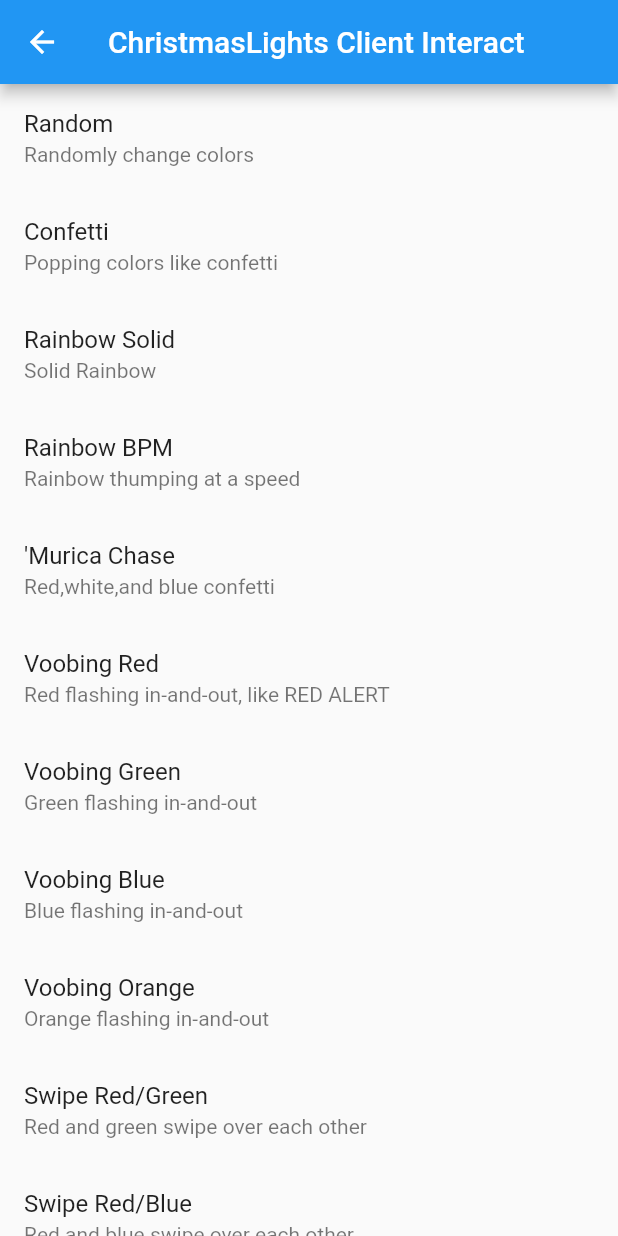
After one commit to PeterGrace/ChristmasLights, a Flutter app: the LightsInteraction screen opened by its route, after a tap on "Random", on a phone screen of 412 x 824 dp. The commit adds this screen. Run offline on Flutter 3.47's test engine with Material 2 defaults, Android fonts, the phone set to English and light mode, and no system bars; our stand-ins replace dio, flushbar; missing offline and left inert: upnp; statements that could not run were skipped.

Commit message:
latest commitment

```diff
--- a/christmas_lights_client/lib/clfuncs/clfuncs.dart
+++ b/christmas_lights_client/lib/clfuncs/clfuncs.dart
@@ -1 +1,38 @@
 library clfuncs;
+
+import 'dart:convert';
+
+import 'package:christmas_lights_client/values/values.dart';
+import 'package:flushbar/flushbar.dart';
+import 'package:flutter/material.dart';
+import 'package:provider/provider.dart';
+
+
+void setMode(BuildContext context, int modenum) async {
+    var url = Provider.of<AppState>(context).url + "lights";
+    var body = json.encode(
+          {
+      'mode': modenum,
+      'brightness': 128
+    });
+    final response = await www.post(url,data:body);
+    if (response.statusCode == 200) {
+        Flushbar(
+          message: "Sent mode change",
+          icon: Icon(
+            Icons.check,
+            size: 28,
+            color: Colors.green),
+          duration: Duration(seconds: 3)
+        ).show(context);
+    } else {
+      Flushbar(
+        message: "Error when sending code",
+          icon: Icon(
+            Icons.error,
+            size: 28,
+            color: Colors.red),
+          duration: Duration(seconds: 3)
+        ).show(context);
+    }
+}
--- a/christmas_lights_client/lib/values/AppState.dart
+++ b/christmas_lights_client/lib/values/AppState.dart
@@ -2,7 +2,7 @@
 import 'package:flutter/material.dart';
 import 'package:upnp/upnp.dart';
 
-class AppState extends ChangeNotifier {
+class AppState with ChangeNotifier {
   DeviceDiscoverer discoverer = new DeviceDiscoverer();
   List<Device> _devices = <Device>[];
   String _url = "";
--- /dev/null
+++ b/christmas_lights_client/lib/values/cl_dio.dart
@@ -0,0 +1,3 @@
+import 'package:dio/dio.dart';
+
+final www = Dio();
--- a/christmas_lights_client/lib/values/values.dart
+++ b/christmas_lights_client/lib/values/values.dart
@@ -2,3 +2,4 @@ library values;
 
 export 'constants.dart';
 export 'AppState.dart';
+export 'cl_dio.dart';
--- /dev/null
+++ b/christmas_lights_client/lib/widgets/LightsInteraction.dart
@@ -0,0 +1,115 @@
+import 'package:christmas_lights_client/clfuncs/clfuncs.dart';
+import 'package:christmas_lights_client/values/values.dart';
+import 'package:flutter/material.dart';
+
+class LightsInteraction extends StatefulWidget {
+  _LightsInteractionState createState() => _LightsInteractionState();
+}
+
+class _LightsInteractionState extends State<LightsInteraction> {
+  @override
+  Widget build(BuildContext context) {
+    return Scaffold(
+      appBar: AppBar(
+        title: Text(appName + " Interact"),
+      ),
+      body: renderBody(context),
+    );
+  }
+
+  Widget renderBody(BuildContext context) {
+    return Center(
+      child: modeList(),
+    );
+  }
+
+  Widget modeList() {
+    List<ListTile> _items = <ListTile>[];
+    _items.add(ListTile(
+        title: Text("Random"),
+        subtitle: Text("Randomly change colors"),
+        onTap: () {
+          setMode(context,1);
+        }));
+
+    _items.add(ListTile(
+        title: Text("Confetti"),
+        subtitle: Text("Popping colors like confetti"),
+        onTap: () {
+          setMode(context,3);
+        }));
+    _items.add(ListTile(
+        title: Text("Rainbow Solid"),
+        subtitle: Text("Solid Rainbow"),
+        onTap: () {
+          setMode(context,4);
+        }));
+    _items.add(ListTile(
+        title: Text("Rainbow BPM"),
+        subtitle: Text("Rainbow thumping at a speed"),
+        onTap: () {
+          setMode(context,5);
+        }));
+    _items.add(ListTile(
+        title: Text("'Murica Chase"),
+        subtitle: Text("Red,white,and blue confetti"),
+        onTap: () {
+          setMode(context,6);
+        }));
+    _items.add(ListTile(
+        title: Text("Voobing Red"),
+        subtitle: Text("Red flashing in-and-out, like RED ALERT"),
+        onTap: () {
+          setMode(context,10);
+        }));
+    _items.add(ListTile(
+        title: Text("Voobing Green"),
+        subtitle: Text("Green flashing in-and-out"),
+        onTap: () {
+          setMode(context,20);
+        }));
+    _items.add(ListTile(
+        title: Text("Voobing Blue"),
+        subtitle: Text("Blue flashing in-and-out"),
+        onTap: () {
+          setMode(context,30);
+        }));
+    _items.add(ListTile(
+        title: Text("Voobing Orange"),
+        subtitle: Text("Orange flashing in-and-out"),
+        onTap: () {
+          setMode(context,40);
+        }));
+    _items.add(ListTile(
+        title: Text("Swipe Red/Green"),
+        subtitle: Text("Red and green swipe over each other"),
+        onTap: () {
+          setMode(context,50);
+        }));
+    _items.add(ListTile(
+        title: Text("Swipe Red/Blue"),
+        subtitle: Text("Red and blue swipe over each other"),
+        onTap: () {
+          setMode(context,51);
+        }));
+    _items.add(ListTile(
+        title: Text("Swipe Blue/Green"),
+        subtitle: Text("Blue and green swipe over each other"),
+        onTap: () {
+          setMode(context,52);
+        }));
+    _items.add(ListTile(
+        title: Text("Gradient"),
+        subtitle: Text("Color Gradient Mode"),
+        onTap: () {
+          setMode(context,99);
+        }));
+
+    return ListView.builder(
+        shrinkWrap: true,
+        itemCount: _items.length,
+        itemBuilder: (context, index) {
+          return _items[index];
+        });
+  }
+}
--- a/christmas_lights_client/pubspec.yaml
+++ b/christmas_lights_client/pubspec.yaml
@@ -22,6 +22,7 @@ dependencies:
   upnp: ^2.0.0+1
   provider: ^4.0.0
   flushbar: ^1.9.1
+  dio: ^3.0.7
 
   # The following adds the Cupertino Icons font to your application.
   # Use with the CupertinoIcons class for iOS style icons.
```
Also changed, not shown: christmas_lights_client/lib/widgets/MyApp.dart (+9 -57 lines), christmas_lights_client/lib/widgets/SelectZone.dart (added, +54 -0 lines).
